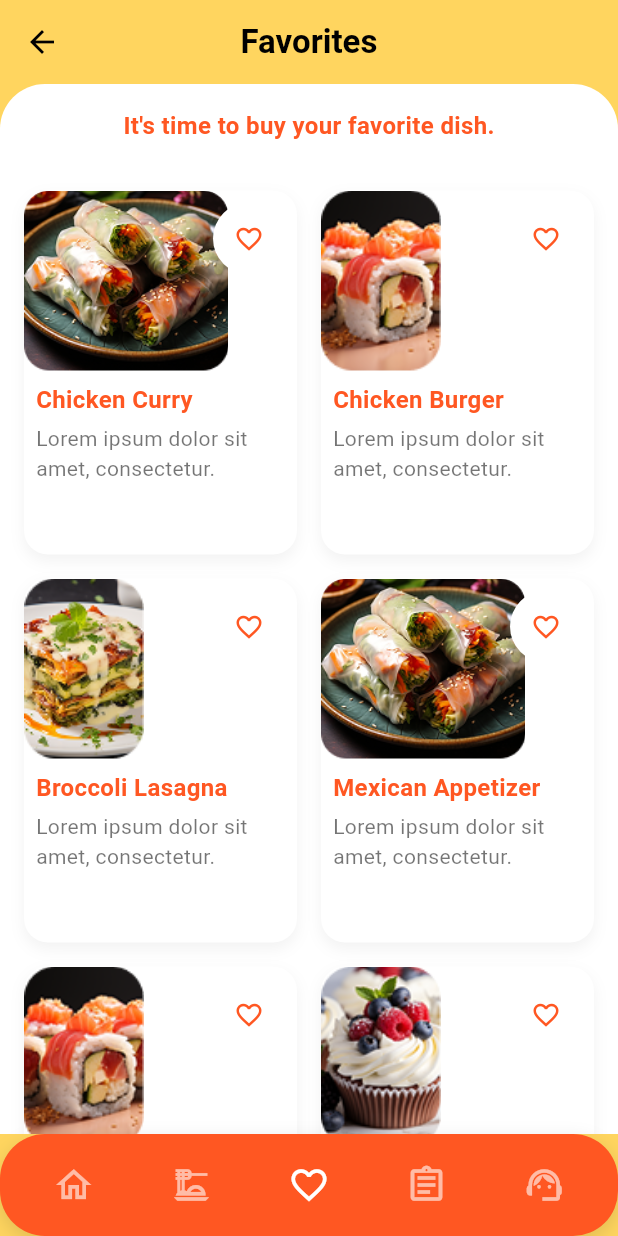
After one commit to Skretcher/yumquick, a Flutter app: the FavoriteScreen screen opened by its route, on a phone screen of 412 x 824 dp. The commit adds this screen. Run offline on Flutter 3.47's test engine with Material 3 defaults, Android fonts, the phone set to English and light mode, and no system bars; our stand-ins replace flutter_screenutil, go_router.

Commit message:
feature-added-contactus-favoritesection

```diff
--- a/lib/routes/router.dart
+++ b/lib/routes/router.dart
@@ -10,6 +10,9 @@ import 'package:yumquick/screens/home_screen.dart';
 import 'package:yumquick/screens/my_orders_screen.dart';
 import 'package:yumquick/screens/menu_screen.dart';
 import 'package:yumquick/screens/helpandfaq_screen.dart';
+import 'package:yumquick/screens/favorite_screen.dart';
+import 'package:yumquick/screens/recipe_screen.dart';
+import 'package:yumquick/screens/contact_us_screen.dart';
 
 final GoRouter router = GoRouter(
   initialLocation: '/',
@@ -50,5 +53,17 @@ final GoRouter router = GoRouter(
       path: '/help',
       builder: (context, state) => const HelpAndFaqScreen(),
     ),
+    GoRoute(
+      path: '/favorites',
+      builder: (context, state) => const FavoriteScreen(),
+    ),
+    GoRoute(
+      path: '/recipes',
+      builder: (context, state) => const RecipeScreen(),
+    ),
+    GoRoute(
+      path: '/contact',
+      builder: (context, state) => ContactUsScreen(),
+    )
   ],
 );
--- /dev/null
+++ b/lib/screens/favorite_screen.dart
@@ -0,0 +1,153 @@
+import 'package:flutter/material.dart';
+import 'package:go_router/go_router.dart';
+import 'package:yumquick/utils/theme.dart';
+import 'package:yumquick/utils/bottomnav.dart';
+
+class FavoriteScreen extends StatefulWidget {
+  const FavoriteScreen({super.key});
+
+  @override
+  State<FavoriteScreen> createState() => _FavoriteScreenState();
+}
+
+class _FavoriteScreenState extends State<FavoriteScreen> {
+  List<Map<String, String>> favorites = [
+    {'title': 'Chicken Curry', 'image': 'assets/images/Rectangle128.png'},
+    {'title': 'Chicken Burger', 'image': 'assets/images/Rectangle133.png'},
+    {'title': 'Broccoli Lasagna', 'image': 'assets/images/Rectangle135.png'},
+    {'title': 'Mexican Appetizer', 'image': 'assets/images/Rectangle128.png'},
+    {'title': 'Spicy Wings', 'image': 'assets/images/Rectangle133.png'},
+    {'title': 'Milkshakes', 'image': 'assets/images/Rectangle136.png'},
+  ];
+  @override
+  Widget build(BuildContext context) {
+    return Scaffold(
+      backgroundColor: AppColors.yellowDark,
+      appBar: AppBar(
+        backgroundColor: AppColors.yellowDark,
+        elevation: 0,
+        leading: IconButton(
+          icon: const Icon(Icons.arrow_back, color: Colors.black),
+          onPressed: () => context.go('/home'),
+        ),
+        title: const Text(
+          'Favorites',
+          style: TextStyle(fontWeight: FontWeight.bold, color: Colors.black),
+        ),
+        centerTitle: true,
+      ),
+      body: Container(
+        decoration: const BoxDecoration(
+          color: AppColors.white,
+          borderRadius: BorderRadius.only(
+            topLeft: Radius.circular(AppSizes.cardRadius),
+            topRight: Radius.circular(AppSizes.cardRadius),
+          ),
+        ),
+        child: Column(
+          children: [
+            const SizedBox(height: 16),
+            Text(
+              "It's time to buy your favorite dish.",
+              style: AppTextStyles.title.copyWith(color: AppColors.deepOrange),
+            ),
+            const SizedBox(height: 16),
+            Expanded(
+              child: GridView.builder(
+                padding: const EdgeInsets.all(16),
+                gridDelegate: const SliverGridDelegateWithFixedCrossAxisCount(
+                  crossAxisCount: 2,
+                  mainAxisSpacing: 16,
+                  crossAxisSpacing: 16,
+                  childAspectRatio: 0.75,
+                ),
+                itemCount: favorites.length,
+                itemBuilder: (context, index) {
+                  final item = favorites[index];
+                  return Container(
+                    decoration: BoxDecoration(
+                      color: AppColors.white,
+                      borderRadius: BorderRadius.circular(16),
+                      boxShadow: [
+                        BoxShadow(
+                          color: Colors.black.withOpacity(0.05),
+                          blurRadius: 8,
+                          offset: const Offset(0, 4),
+                        ),
+                      ],
+                    ),
+                    child: Column(
+                      crossAxisAlignment: CrossAxisAlignment.stretch,
+                      children: [
+                        Stack(
+                          children: [
+                            ClipRRect(
+                              borderRadius: const BorderRadius.only(
+                                topLeft: Radius.circular(16),
+                                topRight: Radius.circular(16),
+                              ),
+                              child: Image.asset(
+                                item['image']!,
+                                height: 120,
+                                fit: BoxFit.cover,
+                              ),
+                            ),
+                            Positioned(
+                              top: 8,
+                              right: 8,
+                              child: Container(
+                                decoration: const BoxDecoration(
+                                  shape: BoxShape.circle,
+                                  color: Colors.white,
+                                ),
+                                child: IconButton(
+                                  icon: Icon(
+                                    item['isFavorite'] == 'true'
+                                        ? Icons.favorite
+                                        : Icons.favorite_border,
+                                    color: AppColors.deepOrange,
+                                    size: 20,
+                                  ),
+                                  onPressed: () {
+                                    setState(() {
+                                      favorites.removeAt(index);
+                                      // Items reappear after page reload since this list is not persistent
+                                    });
+                                  },
+                                ),
+                              ),
+                            ),
+                          ],
+                        ),
+                        Padding(
+                          padding: const EdgeInsets.all(8),
+                          child: Column(
+                            crossAxisAlignment: CrossAxisAlignment.start,
+                            children: [
+                              Text(
+                                item['title']!,
+                                style: AppTextStyles.title,
+                              ),
+                              const SizedBox(height: 4),
+                              const Text(
+                                'Lorem ipsum dolor sit amet, consectetur.',
+                                style: AppTextStyles.subtitle,
+                                maxLines: 2,
+                                overflow: TextOverflow.ellipsis,
+                              ),
+                            ],
+                          ),
+                        ),
+                      ],
+                    ),
+                  );
+                },
+              ),
+            ),
+          ],
+        ),
+      ),
+      bottomNavigationBar: const BottomNav(currentIndex: 2),
+    );
+  }
+}
--- a/lib/utils/bottomnav.dart
+++ b/lib/utils/bottomnav.dart
@@ -63,7 +63,7 @@ class BottomNav extends StatelessWidget {
             context.go('/menu');
             break;
           case 2:
-            context.go('/favourites');
+            context.go('/favorites');
             break;
           case 3:
             context.go('/orders');
--- a/pubspec.yaml
+++ b/pubspec.yaml
@@ -31,7 +31,8 @@ dependencies:
   razorpay_flutter: ^1.3.5
   # Optional Stripe integration (uncomment if using)
   # flutter_stripe: ^9.5.0
-
+  #http
+  http: ^1.2.1
   # UI/UX enhancements
   cached_network_image: ^3.3.1      # For loading & caching network images
   flutter_spinkit: ^5.2.0           # Prebuilt loading indicators
```
Also changed, not shown: assets/mock/recipes.json (added, +22 -0 lines), lib/screens/contact_us_screen.dart (added, +129 -0 lines), lib/screens/helpandfaq_screen.dart (+6 -3 lines), lib/screens/home_screen.dart (+18 -2 lines), lib/screens/recipe_screen.dart (added, +144 -0 lines), pubspec.lock.
